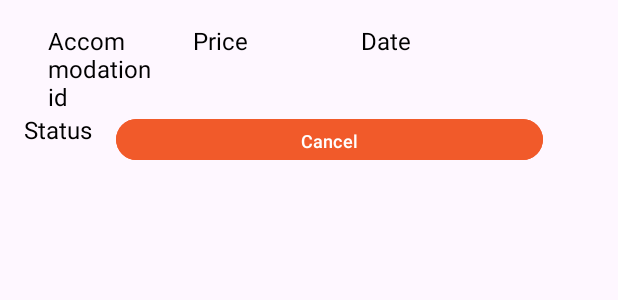
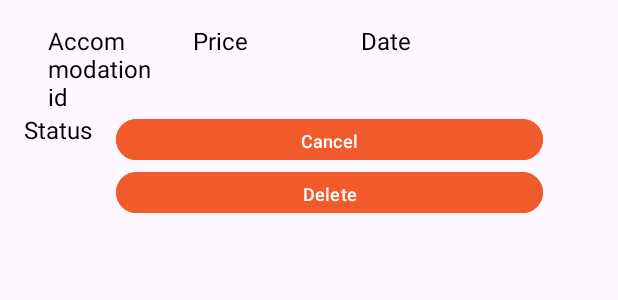
Before and after one commit to BookingAppTIm11/BookingAppTimMobile11, an Android app: the layout fragment_guest_reservations_item.xml on its own in the app's theme, with its tools: preview values and no code run, on a phone screen of 412 x 824 dp. Shown: the top 300 px of the screen. Run offline under Robolectric (Android 15) with nearby library versions, the phone set to English and light mode, and no system bars.

Commit message:
hotfix: delete reservation when waiting

```diff
--- a/app/src/main/res/layout/fragment_guest_reservations_item.xml
+++ b/app/src/main/res/layout/fragment_guest_reservations_item.xml
@@ -94,6 +94,28 @@
 
             </LinearLayout>
 
+            <LinearLayout
+                android:id="@+id/buttonsDeleteLayout"
+                android:layout_width="match_parent"
+                android:layout_height="wrap_content"
+                android:gravity="center"
+                android:orientation="horizontal"
+                android:paddingStart="16dp"
+                android:paddingEnd="16dp">
+
+                <Button
+                    android:id="@+id/deleteButton"
+                    android:layout_width="0dp"
+                    android:layout_height="35dp"
+                    android:layout_gravity="center_horizontal"
+                    android:layout_weight="1"
+                    android:backgroundTint="@color/light_orange"
+                    android:text="@string/delete"
+                    android:textSize="12sp" />
+
+
+            </LinearLayout>
+
 
         </LinearLayout>
 
--- a/app/src/main/res/values/strings.xml
+++ b/app/src/main/res/values/strings.xml
@@ -170,4 +170,5 @@
     <string name="profit_statistics">Profit Statistics</string>
     <string name="notifications_owner">Notifications</string>
     <string name="favorite_accommodations">Favorite Accommodations</string>
+    <string name="delete">Delete</string>
 </resources>
```
Also changed, not shown: app/src/main/java/adapters/GuestReservationsAdapter.java (+26 -1 lines), app/src/main/java/clients/services/ReservationService.java (+7 -0 lines).
